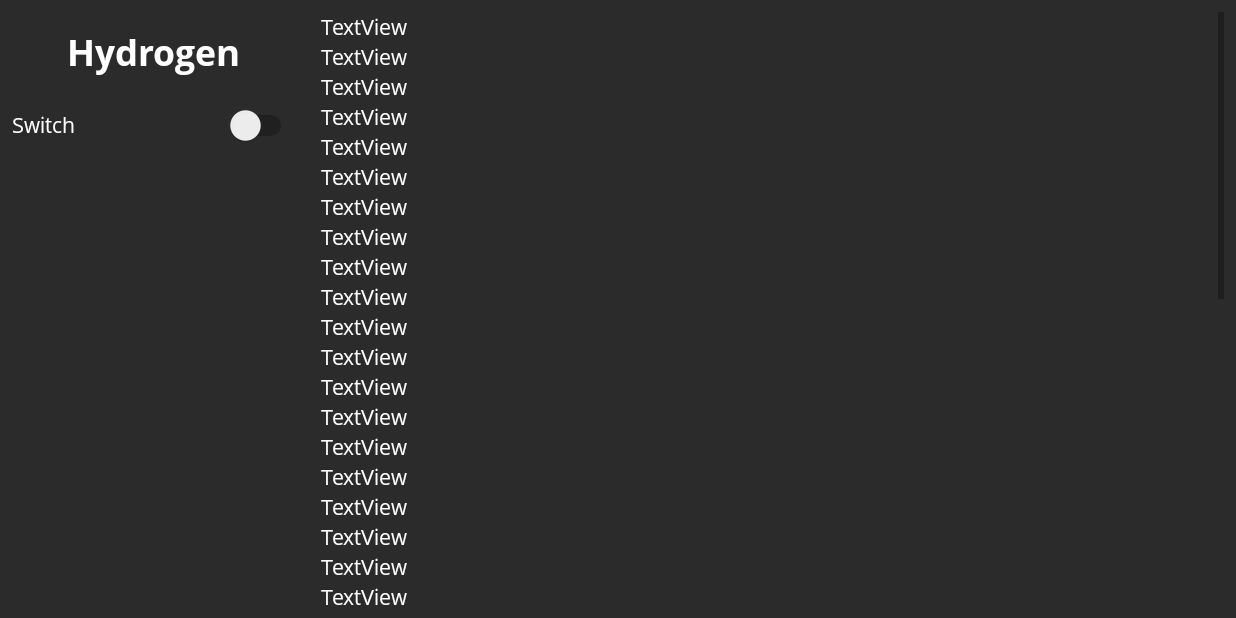
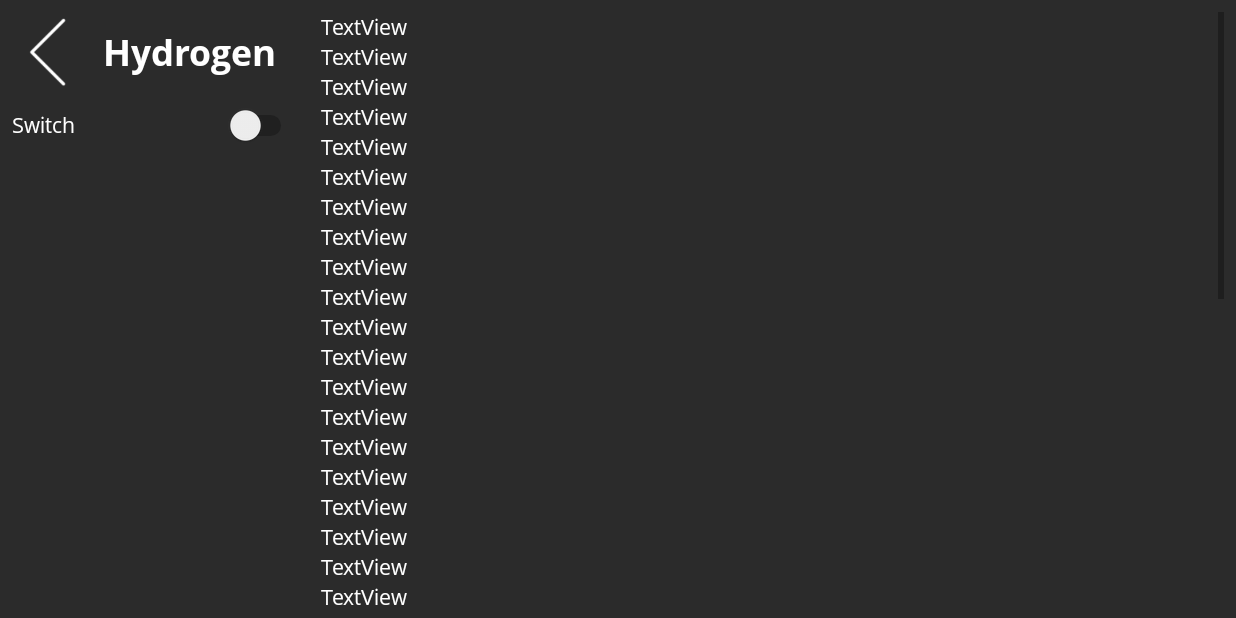
Before and after one commit to FinnWilkinson/EMAS-Periodic-Table-App, an Android app: the screen it shows after launch (DisplayElementDataActivity), after a tap on an icon or button, on a phone screen of 824 x 412 dp (held sideways). Run offline under Robolectric (Android 15) with nearby library versions, the light colour scheme and no system bars; 36 statements that could not run were skipped.

Commit message:
Added non-functional back button

```diff
--- a/Test_Applications/PeriodicTableMain/app/src/main/res/layout/activity_display_element_data.xml
+++ b/Test_Applications/PeriodicTableMain/app/src/main/res/layout/activity_display_element_data.xml
@@ -25,11 +25,34 @@
         app:layout_constraintStart_toStartOf="parent"
         app:layout_constraintTop_toTopOf="parent">
 
+        <ImageButton
+            android:id="@+id/back"
+            android:layout_width="wrap_content"
+            android:layout_height="wrap_content"
+            android:adjustViewBounds="true"
+            android:background="@color/testgrey"
+            android:scaleType="fitCenter"
+            app:layout_constraintBottom_toBottomOf="parent"
+            app:layout_constraintEnd_toStartOf="@+id/guideline121"
+            app:layout_constraintStart_toStartOf="parent"
+            app:layout_constraintTop_toTopOf="parent"
+            app:srcCompat="@drawable/back" />
+
+        <android.support.constraint.Guideline
+            android:id="@+id/guideline121"
+            android:layout_width="wrap_content"
+            android:layout_height="wrap_content"
+            android:orientation="vertical"
+            app:layout_constraintGuide_percent="0.25" />
+
         <LinearLayout
-            android:layout_width="match_parent"
+            android:id="@+id/linearLayout"
+            android:layout_width="0dp"
             android:layout_height="match_parent"
             android:gravity="center_vertical|center_horizontal"
-            android:orientation="vertical">
+            android:orientation="vertical"
+            app:layout_constraintEnd_toEndOf="parent"
+            app:layout_constraintStart_toStartOf="@+id/guideline121">
 
             <TextView
                 android:id="@+id/ElementName"
```
Also changed, not shown: Test_Applications/PeriodicTableMain/app/src/main/res/drawable/back.png (added).
